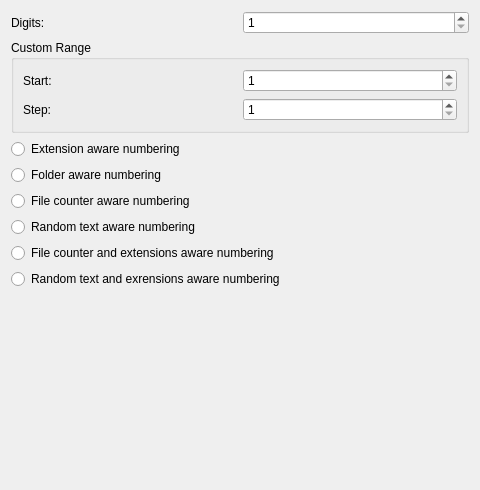
Above: core/utilities/advancedrename/parser/options/sequencenumberoptiondialogwidget.ui from RPhay/MyDigikam before the change. Below: the same form after it.
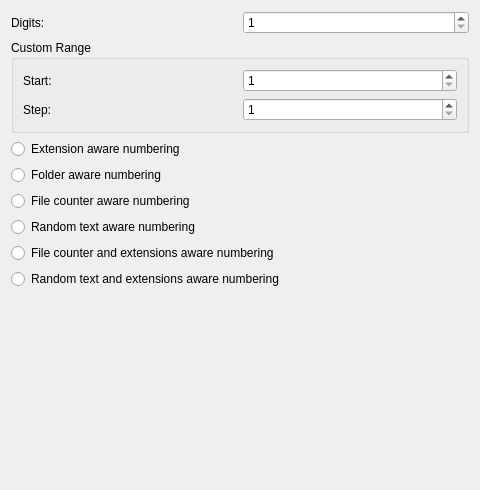
That is the form after the change.

Diff of the .ui file:
```diff
--- a/core/utilities/advancedrename/parser/options/sequencenumberoptiondialogwidget.ui
+++ b/core/utilities/advancedrename/parser/options/sequencenumberoptiondialogwidget.ui
@@ -130,7 +130,7 @@
    <item>
     <widget class="QRadioButton" name="randomAndExtAware">
      <property name="text">
-      <string>Random text and exrensions aware numbering</string>
+      <string>Random text and extensions aware numbering</string>
      </property>
     </widget>
    </item>
```
